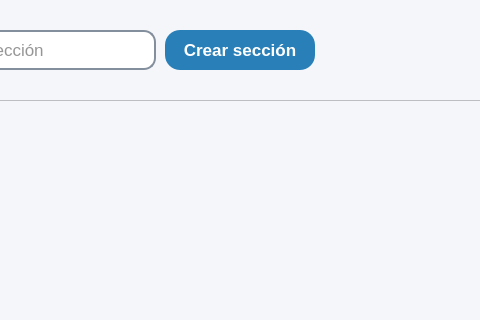
The window that resources/ui/secciones.ui (Proyecto-Uptjaa/Proyecto_SIRA) describes before a commit, drawn with Qt 5; both pictures show x 335 to 815 and y 0 to 320 of the 1111 by 621 pixel window.
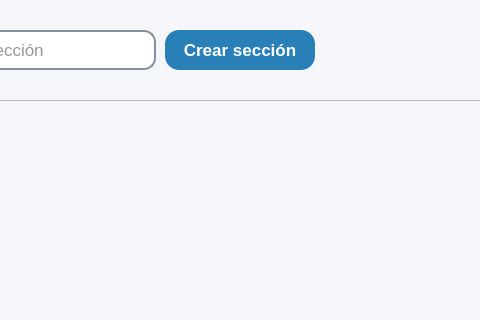
The same window after the commit. Icons and pictures are not drawn.

Diff of the .ui file:
```diff
--- a/resources/ui/secciones.ui
+++ b/resources/ui/secciones.ui
@@ -268,7 +268,7 @@
     color: #FFFFFF;
     border: none;
     padding: 8px 10px;
-    border-radius: 15px;
+    border-radius: 14px;
 }
 QPushButton:hover {
 	background-color: #0D47A1
```
